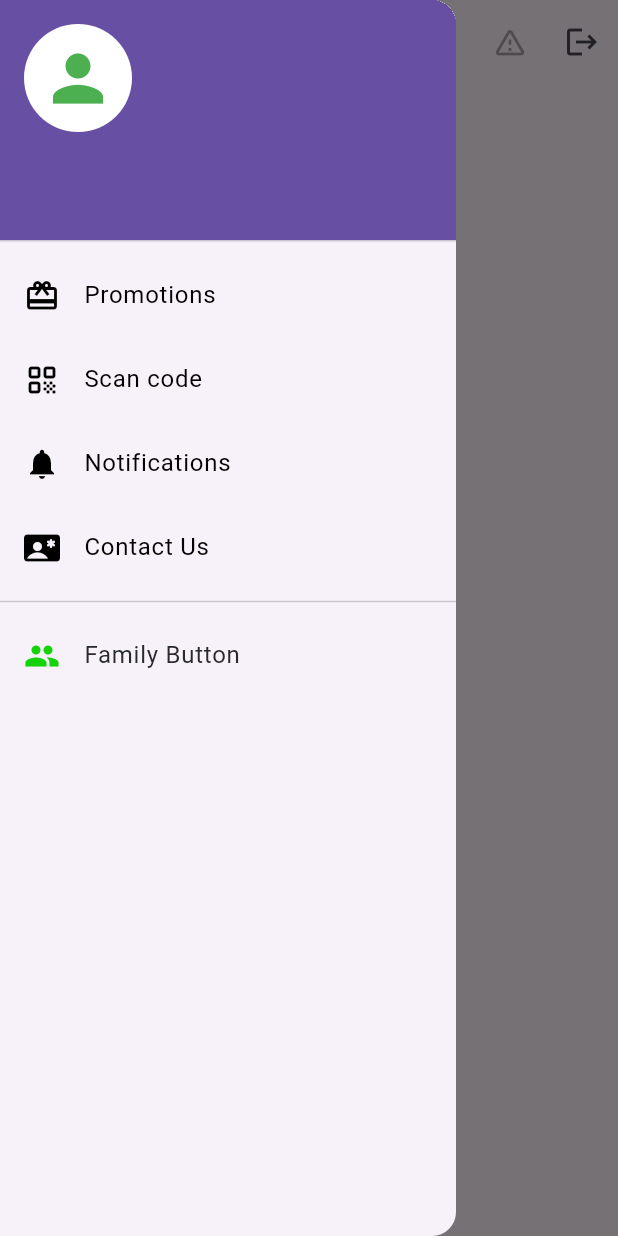
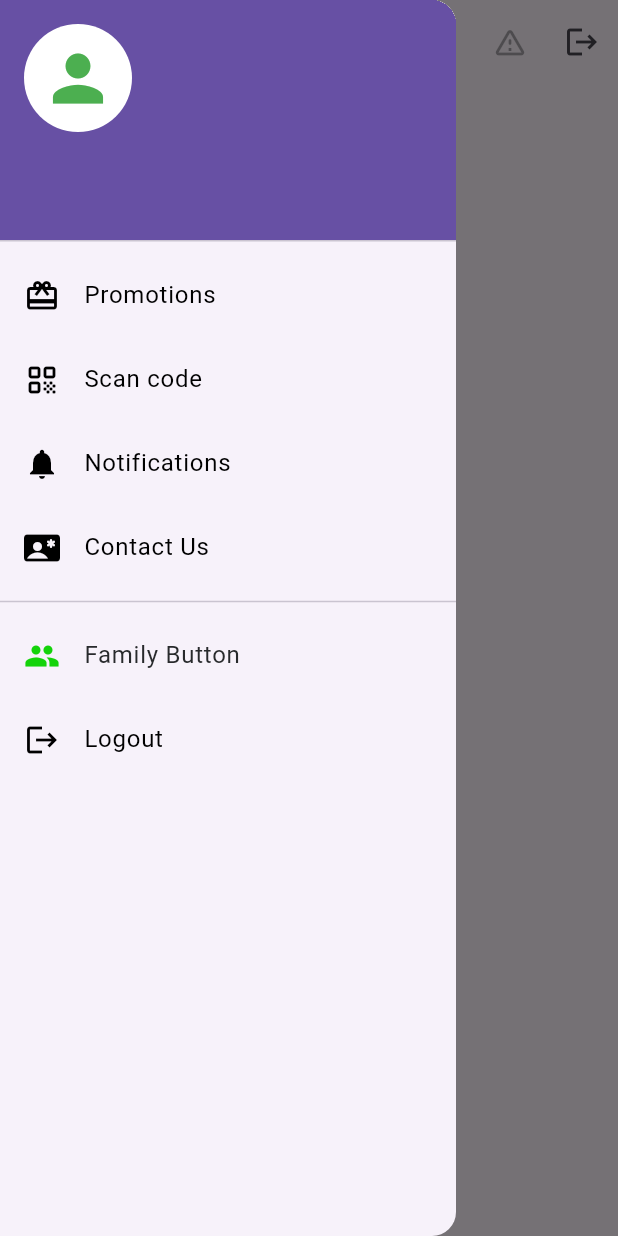
Before and after one commit to Stella1B/Saferride, a Flutter app: the HomeScreen screen opened by its route, with the side drawer open, on a phone screen of 412 x 824 dp. Run offline on Flutter 3.47's test engine with Material 3 defaults, Android fonts, the phone set to English and light mode, and no system bars; our stand-ins replace cloud_firestore, firebase_auth, firebase_core, flutter_map, flutter_typeahead, geolocator and 5 more; missing offline and left inert: mobile_scanner; accounts and stored records are empty.

Commit message:
CHANGES MADE

```diff
--- a/lib/screens/home_screen.dart
+++ b/lib/screens/home_screen.dart
@@ -1,3 +1,4 @@
+import 'package:boda/screens/navigation_screen.dart';
 import 'package:flutter/foundation.dart';
 import 'package:flutter/material.dart';
 import 'package:sensors_plus/sensors_plus.dart';
@@ -291,21 +292,20 @@ class _HomeScreenState extends State<HomeScreen> {
                 _showFamilyDialog(context);
               },
             ),
+             _buildDrawerItem(
+              icon: Icons.logout,
+              title: 'Logout',
+              onTap: _logout,
+            ),
 
           ],
         ),
       ),
       body: _locationLoaded
-          ? Padding(
-              padding: const EdgeInsets.all(16.0),
-              child: Center(
-                child: Text(
-                  'Your current location: ${_curLocation?.latitude}, ${_curLocation?.longitude}',
-                  textAlign: TextAlign.center,
-                  style: const TextStyle(fontSize: 16.0),
-                ),
-              ),
-            )
+          ? NavigationScreen(
+        lat: _curLocation!.latitude,
+        lng: _curLocation!.longitude,
+          )
           : const Center(child: CircularProgressIndicator()),
     );
   }
@@ -329,8 +329,22 @@ class _HomeScreenState extends State<HomeScreen> {
       context: context,
       builder: (BuildContext context) {
         return AlertDialog(
-          title: Text('Profile: $_userName'),
-          content: Text('Number: $_userNumber\nNext of Kin: $_nextOfKin\nNext of Kin Contact: $_nextOfKinContact'),
+           title: const Text('Profile'),
+          content: Column(
+            mainAxisSize: MainAxisSize.min,
+            crossAxisAlignment: CrossAxisAlignment.start,
+            children: [
+              Text('Name: $_userName', style: const TextStyle(fontSize: 16)),
+              const SizedBox(height: 10),
+              Text('Number: $_userNumber', style: const TextStyle(fontSize: 16)),
+              const SizedBox(height: 10),
+              Text('Next of Kin: $_nextOfKin', style: const TextStyle(fontSize: 16)),
+              const SizedBox(height: 10),
+              Text("Next of Kin's Contact: $_nextOfKinContact", style: const TextStyle(fontSize: 16)),
+            ],
+          ),
+
+
           actions: [
             TextButton(
               child: const Text('OK'),
@@ -342,3 +356,57 @@ class _HomeScreenState extends State<HomeScreen> {
     );
   }
 }
+class Rider {
+  final String name;
+  final String phone;
+  final String bikeDetails;
+
+  Rider({required this.name, required this.phone, required this.bikeDetails});
+}
+
+class NextOfKin {
+  final String name;
+  final String phone;
+
+  NextOfKin({required this.name, required this.phone});
+}
+
+class Client {
+  final String name;
+  final String phone;
+  final NextOfKin nextOfKin;
+
+  Client({required this.name, required this.phone, required this.nextOfKin});
+}
+
+void matchRiderToClient(Client client, Rider rider) {
+  // Implement the logic to match rider with client
+  print('Client ${client.name} matched with rider ${rider.name}');
+}
+
+Future<void> sendWhatsAppMessage(String to, String body) async {
+   final accountSid = 'AC239ef653c83238be1a7dccced1962172'; // Your Twilio Account SID
+  final  authToken = 'ccecdbe772120f00173fa266735492ae'; // Your Twilio Auth Token
+  final  from = 'whatsapp:+18638771564';
+
+  final url = Uri.parse('https://api.twilio.com/2010-04-01/Accounts/$accountSid/Messages.json');
+
+  final response = await http.post(
+    url,
+    headers: {
+      'Authorization': 'Basic ' + base64Encode(utf8.encode('$accountSid:$authToken')),
+      'Content-Type': 'application/x-www-form-urlencoded',
+    },
+    body: {
+      'From': from,
+      'To': 'whatsapp:$to',
+      'Body': body,
+    },
+  );
+
+  if (response.statusCode == 201) {
+    print('Message sent successfully!');
+  } else {
+    print('Failed to send message: ${response.body}');
+  }
+}
```
Also changed, not shown: lib/screens/sign_up.dart (+7 -1 lines).
